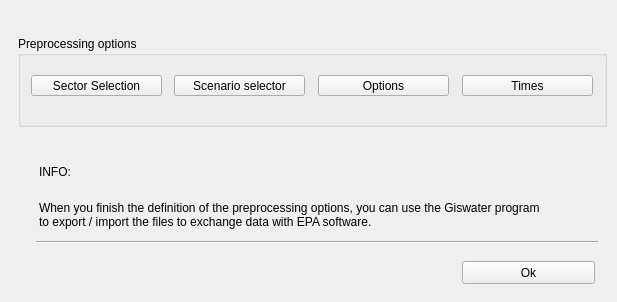
First picture: the form in ui/file_manager.ui, repository Giswater/giswater_qgis_plugin, before the edit.
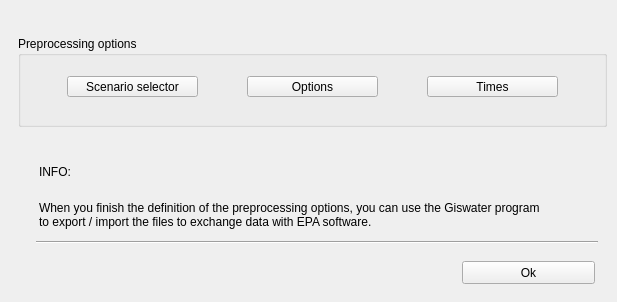
Second picture: the form after the edit.

Commit message: button sector_selection move to toolbar epa as action sector_selector. See #535

Diff of the .ui file:
```diff
--- a/ui/file_manager.ui
+++ b/ui/file_manager.ui
@@ -60,8 +60,8 @@
    <widget class="QPushButton" name="btn_times">
     <property name="geometry">
      <rect>
-      <x>444</x>
-      <y>39</y>
+      <x>409</x>
+      <y>40</y>
       <width>131</width>
       <height>21</height>
      </rect>
@@ -73,8 +73,8 @@
    <widget class="QPushButton" name="btn_hs_ds">
     <property name="geometry">
      <rect>
-      <x>156</x>
-      <y>39</y>
+      <x>49</x>
+      <y>40</y>
       <width>131</width>
       <height>21</height>
      </rect>
@@ -83,24 +83,11 @@
      <string>Scenario selector</string>
     </property>
    </widget>
-   <widget class="QPushButton" name="btn_sector_selection">
-    <property name="geometry">
-     <rect>
-      <x>13</x>
-      <y>39</y>
-      <width>131</width>
-      <height>21</height>
-     </rect>
-    </property>
-    <property name="text">
-     <string>Sector Selection</string>
-    </property>
-   </widget>
    <widget class="QPushButton" name="btn_options">
     <property name="geometry">
      <rect>
-      <x>300</x>
-      <y>39</y>
+      <x>229</x>
+      <y>40</y>
       <width>131</width>
       <height>21</height>
      </rect>
```
Left out of the diff: 1 changed line with no effect on the pictures. The commit also changes 2 other files.
